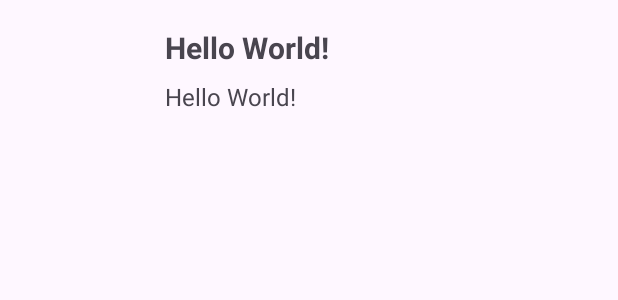
After one commit to Narkobaron15/MyStore, an Android app: the layout custom_list_item.xml on its own in the app's theme, with its tools: preview values and no code run, on a phone screen of 412 x 824 dp. The commit adds this screen. Shown: the top 300 px of the screen. Run offline under Robolectric (Android 15) with nearby library versions, the phone set to English and light mode, and no system bars.

Commit message:
Displayed fetched items via ListView

```diff
--- /dev/null
+++ b/MyStoreClient/app/src/main/res/layout/custom_list_item.xml
@@ -0,0 +1,37 @@
+<?xml version="1.0" encoding="utf-8"?>
+<androidx.constraintlayout.widget.ConstraintLayout
+    xmlns:android="http://schemas.android.com/apk/res/android"
+    xmlns:app="http://schemas.android.com/apk/res-auto"
+    android:layout_width="match_parent"
+    android:layout_height="wrap_content"
+    >
+    <ImageView
+        android:id="@+id/picture"
+        android:layout_width="100dp"
+        android:scaleType="centerCrop"
+        android:paddingVertical="10dp"
+        app:layout_constraintTop_toTopOf="parent"
+        app:layout_constraintLeft_toLeftOf="parent"
+        android:layout_height="100dp" />
+
+    <TextView android:id="@+id/header"
+        android:layout_width="wrap_content"
+        android:layout_height="wrap_content"
+        android:text="Hello World!"
+        android:textSize="20sp"
+        android:layout_marginTop="18dp"
+        android:layout_marginStart="10dp"
+        android:textStyle="bold"
+        app:layout_constraintTop_toTopOf="parent"
+        app:layout_constraintLeft_toRightOf="@id/picture"/>
+
+    <TextView android:id="@+id/sub_header"
+        android:layout_width="wrap_content"
+        android:layout_height="wrap_content"
+        android:text="Hello World!"
+        android:textSize="16sp"
+        android:layout_marginStart="10dp"
+        android:layout_marginTop="8dp"
+        app:layout_constraintTop_toBottomOf="@id/header"
+        app:layout_constraintLeft_toRightOf="@id/picture"/>
+</androidx.constraintlayout.widget.ConstraintLayout>
```
Also changed, not shown: MyStoreClient/app/src/main/java/com/example/mystore/MainActivity.kt (+15 -18 lines), MyStoreClient/app/src/main/java/com/example/mystore/adapters/CustomAdapter.kt (added, +54 -0 lines), MyStoreClient/app/src/main/res/layout/activity_main.xml (+6 -21 lines).
